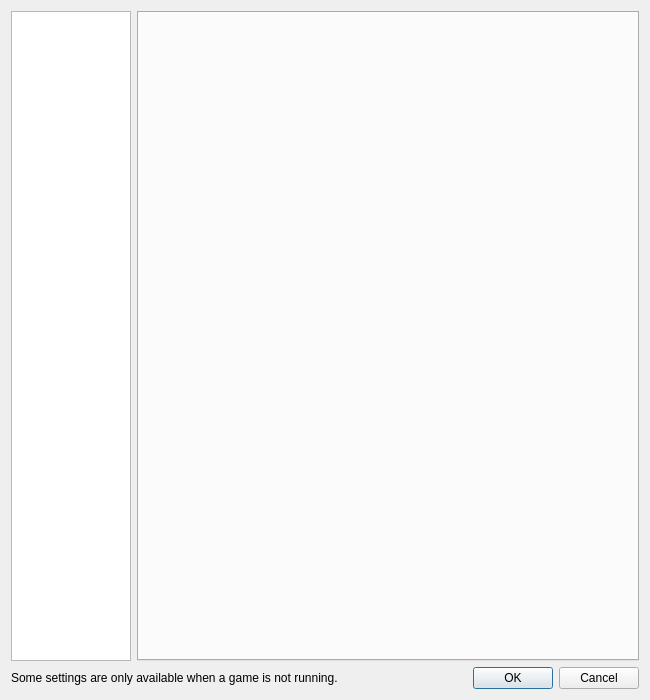
Old version of the form src/yuzu/configuration/configure.ui in the repository slice-of-fun/voltemu.
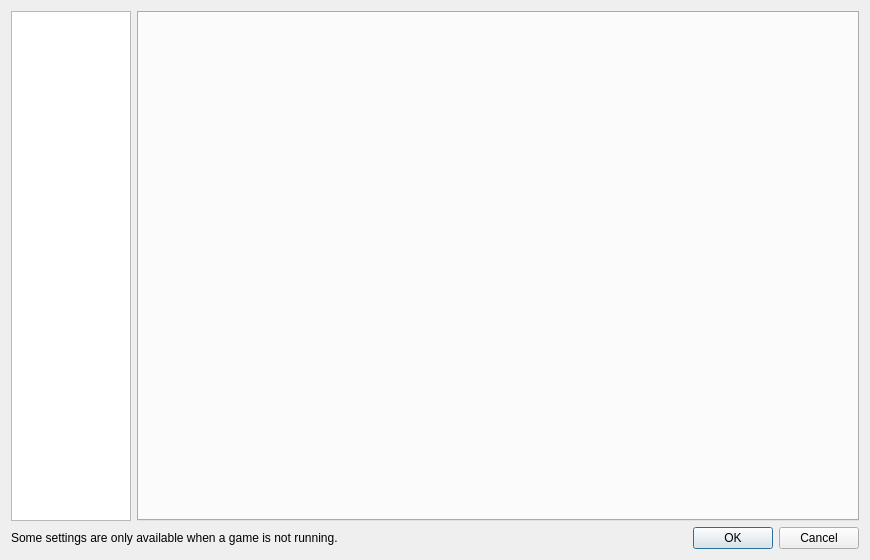
New version of the form.

What changed in the file:
```diff
--- a/src/yuzu/configuration/configure.ui
+++ b/src/yuzu/configuration/configure.ui
@@ -6,16 +6,10 @@
    <rect>
     <x>0</x>
     <y>0</y>
-    <width>650</width>
-    <height>700</height>
+    <width>870</width>
+    <height>560</height>
    </rect>
   </property>
-  <property name="minimumSize">
-   <size>
-    <width>0</width>
-    <height>675</height>
-   </size>
-  </property>
   <property name="windowTitle">
    <string>Volt Configuration</string>
   </property>
```
